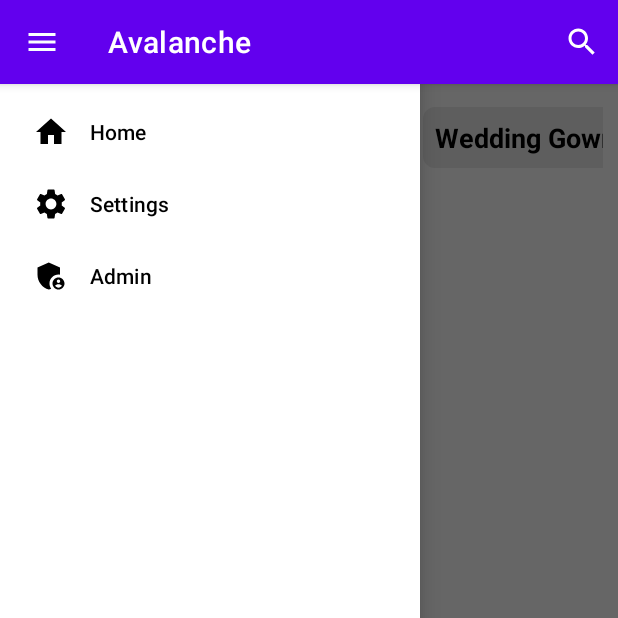
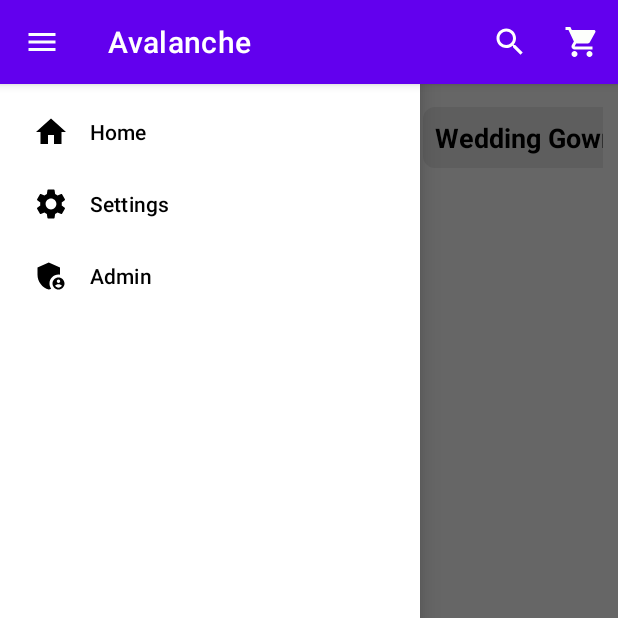
Before and after one commit to dikascode/avalanche, an Android app: the screen it shows after launch (MainActivity), with the side drawer open, on a phone screen of 412 x 824 dp, the top half of it. Run offline under Robolectric (Android 15) with nearby library versions, the phone set to English and light mode, and no system bars; our stand-ins replace Picasso, Room's generated code; pictures from the network do not load.

Commit message:
Added cart activity

```diff
--- a/app/build.gradle
+++ b/app/build.gradle
@@ -51,6 +51,8 @@ dependencies {
     implementation 'com.squareup.picasso:picasso:2.8'
     implementation 'com.google.code.gson:gson:2.8.6'
 
+    implementation 'com.squareup.retrofit2:retrofit:2.9.0'
+
     //Room dependency
     implementation "androidx.room:room-runtime:2.2.5"
     kapt "androidx.room:room-compiler:2.2.5"
--- a/app/src/main/java/com/decagon/avalanche/ui/MainActivity.kt
+++ b/app/src/main/java/com/decagon/avalanche/ui/MainActivity.kt
@@ -1,10 +1,13 @@
 package com.decagon.avalanche.ui
 
+import android.content.Intent
 import androidx.appcompat.app.AppCompatActivity
 import android.os.Bundle
+import android.view.Menu
 import android.view.MenuItem
 import androidx.core.view.GravityCompat
 import com.decagon.avalanche.R
+import com.decagon.avalanche.cart.CartActivity
 import com.decagon.avalanche.databinding.ActivityMainBinding
 import com.decagon.avalanche.ui.fragments.AdminFragment
 import com.decagon.avalanche.ui.fragments.MainFragment
@@ -55,11 +58,22 @@ class MainActivity : AppCompatActivity() {
     //Open Navigation drawer on click of hamburger icon
     override fun onOptionsItemSelected(item: MenuItem): Boolean {
         //Prevent menu bar search icon from opening drawer
-        if(item.itemId != R.id.action_search){
+        if(item.itemId != R.id.action_search && item.itemId != R.id.action_cart){
             binding.drawerLayout.openDrawer(GravityCompat.START)
             return true
         }
-        return false
+
+        if(item.itemId == R.id.action_cart) {
+            startActivity(Intent(this, CartActivity::class.java))
+        }
+
+        return true
+    }
+
+
+    override fun onCreateOptionsMenu(menu: Menu?): Boolean {
+        menuInflater.inflate(R.menu.menu_toolbar, menu)
+        return true
     }
 
 
--- /dev/null
+++ b/app/src/main/res/drawable/shopping_cart.xml
@@ -0,0 +1,5 @@
+<vector android:height="24dp" android:tint="#FDFFFC"
+    android:viewportHeight="24" android:viewportWidth="24"
+    android:width="24dp" xmlns:android="http://schemas.android.com/apk/res/android">
+    <path android:fillColor="@android:color/white" android:pathData="M7,18c-1.1,0 -1.99,0.9 -1.99,2S5.9,22 7,22s2,-0.9 2,-2 -0.9,-2 -2,-2zM1,2v2h2l3.6,7.59 -1.35,2.45c-0.16,0.28 -0.25,0.61 -0.25,0.96 0,1.1 0.9,2 2,2h12v-2L7.42,15c-0.14,0 -0.25,-0.11 -0.25,-0.25l0.03,-0.12 0.9,-1.63h7.45c0.75,0 1.41,-0.41 1.75,-1.03l3.58,-6.49c0.08,-0.14 0.12,-0.31 0.12,-0.48 0,-0.55 -0.45,-1 -1,-1L5.21,4l-0.94,-2L1,2zM17,18c-1.1,0 -1.99,0.9 -1.99,2s0.89,2 1.99,2 2,-0.9 2,-2 -0.9,-2 -2,-2z"/>
+</vector>
--- /dev/null
+++ b/app/src/main/res/menu/menu_toolbar.xml
@@ -0,0 +1,12 @@
+<?xml version="1.0" encoding="utf-8"?>
+<menu xmlns:android="http://schemas.android.com/apk/res/android"
+    xmlns:app="http://schemas.android.com/apk/res-auto">
+    <item
+        android:id="@+id/action_cart"
+        android:icon="@drawable/shopping_cart"
+        android:orderInCategory="100"
+        android:title="Cart"
+        app:showAsAction="ifRoom" />
+
+
+</menu>
```
Also changed, not shown: app/src/main/AndroidManifest.xml (+7 -4 lines), app/src/main/java/com/decagon/avalanche/cart/CartActivity.kt (added, +12 -0 lines), app/src/main/java/com/decagon/avalanche/repository/ProductsRepository.kt (added, +8 -0 lines), app/src/main/res/layout/activity_cart.xml (added, +45 -0 lines).
